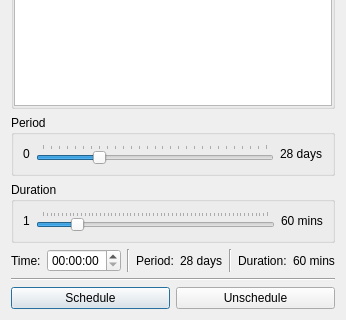
Qt form ui_files/day_schedule.ui (its-pablo/garden) before a commit; both pictures show x 0 to 346 and y 406 to 726 of the 346 by 726 pixel window.
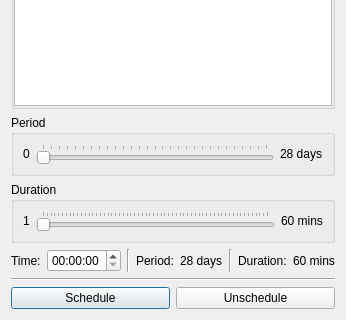
The same form after that commit.

Patch:
```diff
--- a/ui_files/day_schedule.ui
+++ b/ui_files/day_schedule.ui
@@ -60,7 +60,7 @@
          <number>28</number>
         </property>
         <property name="value">
-         <number>7</number>
+         <number>0</number>
         </property>
         <property name="orientation">
          <enum>Qt::Horizontal</enum>
@@ -105,7 +105,7 @@
          <number>60</number>
         </property>
         <property name="value">
-         <number>10</number>
+         <number>1</number>
         </property>
         <property name="orientation">
          <enum>Qt::Horizontal</enum>
```
Left out of the diff: 12 changed lines with no effect on the pictures.
